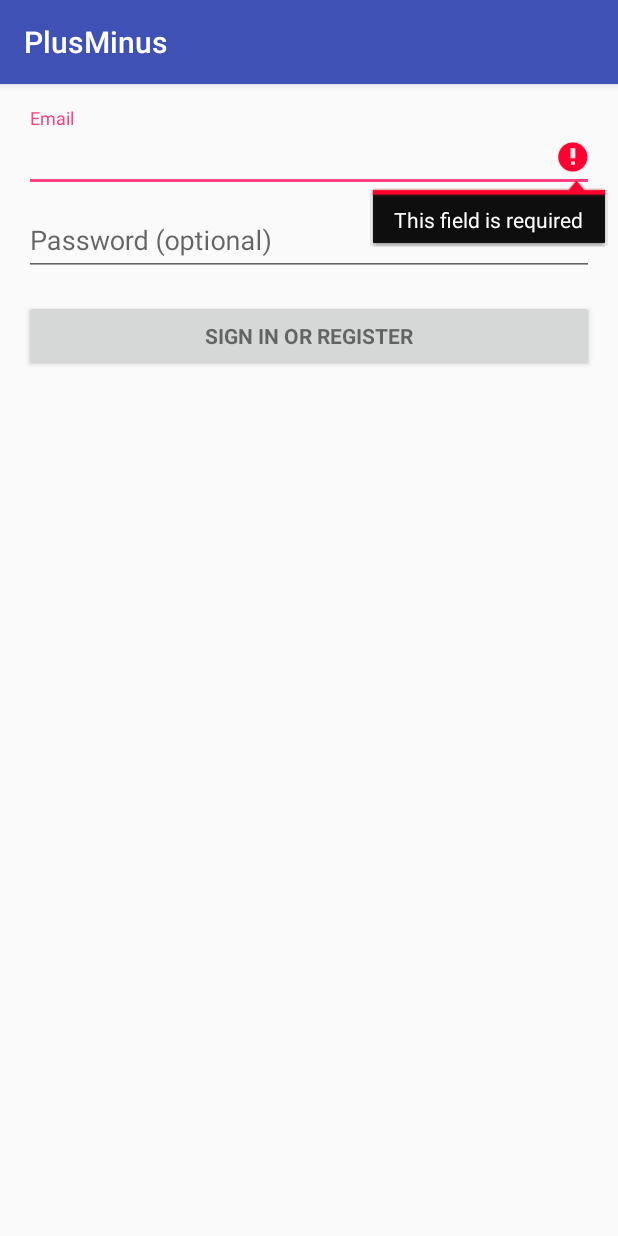
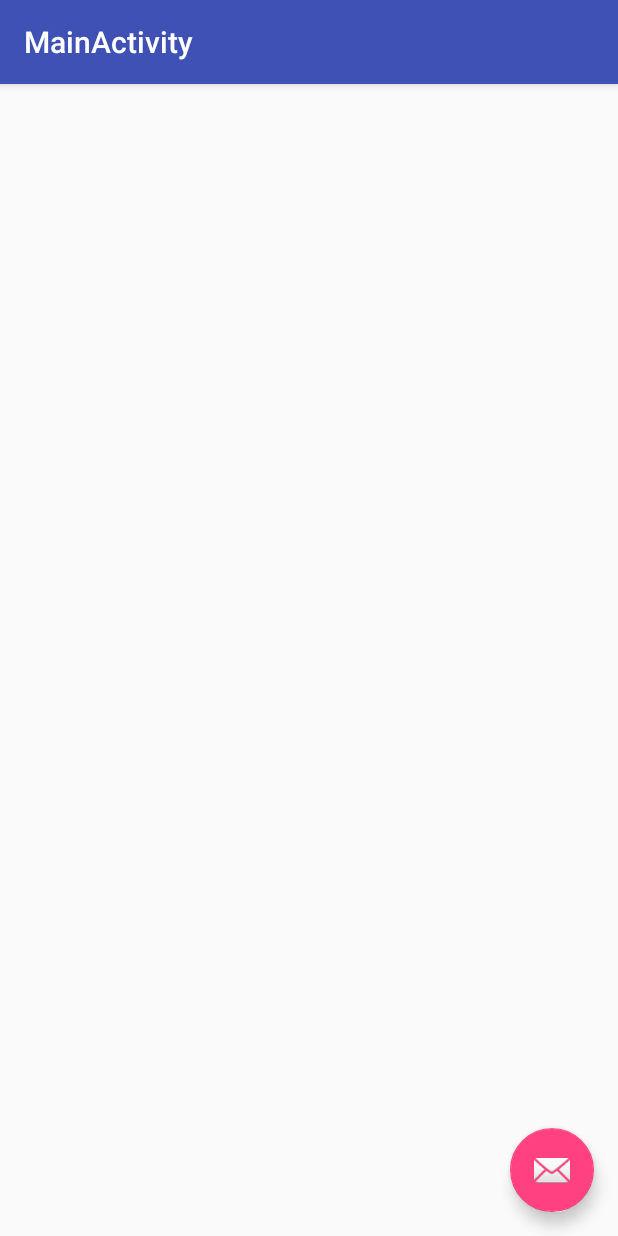
Before and after one commit to MichelM279/PlusMinus, an Android app: the screen it shows after launch (LoginActivity before the commit, MainActivity after it), after a tap on "SIGN IN OR REGISTER", on a phone screen of 412 x 824 dp. Run offline under Robolectric (Android 15) with nearby library versions, the phone set to English and light mode, and no system bars; 2 statements that could not run were skipped.

Commit message:
Added Main Activity. Pseudo-connected after login.

```diff
--- a/app/src/main/AndroidManifest.xml
+++ b/app/src/main/AndroidManifest.xml
@@ -22,6 +22,10 @@
                 <category android:name="android.intent.category.LAUNCHER" />
             </intent-filter>
         </activity>
+        <activity
+            android:name=".MainActivity"
+            android:label="@string/title_activity_main"
+            android:theme="@style/AppTheme.NoActionBar"></activity>
     </application>
 
 </manifest>
--- a/app/src/main/java/localhost/mmangold/plusminus/LoginActivity.java
+++ b/app/src/main/java/localhost/mmangold/plusminus/LoginActivity.java
@@ -148,7 +148,6 @@
         if (mAuthTask != null) {
             return;
         }
-        /*
         // TODO Delete dummy login when actually implementing
         else {
             // Start new activity
@@ -156,8 +155,8 @@
             startActivity(intent);
             return;
         }
-        */
 
+        /*
         // Reset errors.
         mEmailView.setError(null);
         mPasswordView.setError(null);
@@ -198,6 +197,7 @@
             mAuthTask = new UserLoginTask(email, password);
             mAuthTask.execute((Void) null);
         }
+        */
     }
 
     private boolean isEmailValid(String email) {
--- /dev/null
+++ b/app/src/main/java/localhost/mmangold/plusminus/MainActivity.java
@@ -0,0 +1,29 @@
+package localhost.mmangold.plusminus;
+
+import android.os.Bundle;
+import android.support.design.widget.FloatingActionButton;
+import android.support.design.widget.Snackbar;
+import android.support.v7.app.AppCompatActivity;
+import android.support.v7.widget.Toolbar;
+import android.view.View;
+
+public class MainActivity extends AppCompatActivity {
+
+    @Override
+    protected void onCreate(Bundle savedInstanceState) {
+        super.onCreate(savedInstanceState);
+        setContentView(R.layout.activity_main);
+        Toolbar toolbar = (Toolbar) findViewById(R.id.toolbar);
+        setSupportActionBar(toolbar);
+
+        FloatingActionButton fab = (FloatingActionButton) findViewById(R.id.fab);
+        fab.setOnClickListener(new View.OnClickListener() {
+            @Override
+            public void onClick(View view) {
+                Snackbar.make(view, "Replace with your own action", Snackbar.LENGTH_LONG)
+                        .setAction("Action", null).show();
+            }
+        });
+    }
+
+}
--- a/app/src/main/res/layout/activity_login.xml
+++ b/app/src/main/res/layout/activity_login.xml
@@ -1,4 +1,5 @@
-<LinearLayout xmlns:android="http://schemas.android.com/apk/res/android"
+<LinearLayout
+    xmlns:android="http://schemas.android.com/apk/res/android"
     xmlns:tools="http://schemas.android.com/tools"
     android:layout_width="match_parent"
     android:layout_height="match_parent"
--- /dev/null
+++ b/app/src/main/res/layout/activity_main.xml
@@ -0,0 +1,35 @@
+<?xml version="1.0" encoding="utf-8"?>
+<android.support.design.widget.CoordinatorLayout
+    xmlns:android="http://schemas.android.com/apk/res/android"
+    xmlns:app="http://schemas.android.com/apk/res-auto"
+    xmlns:tools="http://schemas.android.com/tools"
+    android:layout_width="match_parent"
+    android:layout_height="match_parent"
+    android:fitsSystemWindows="true"
+    tools:context="localhost.mmangold.plusminus.MainActivity">
+
+    <android.support.design.widget.AppBarLayout
+        android:layout_width="match_parent"
+        android:layout_height="wrap_content"
+        android:theme="@style/AppTheme.AppBarOverlay">
+
+        <android.support.v7.widget.Toolbar
+            android:id="@+id/toolbar"
+            android:layout_width="match_parent"
+            android:layout_height="?attr/actionBarSize"
+            android:background="?attr/colorPrimary"
+            app:popupTheme="@style/AppTheme.PopupOverlay" />
+
+    </android.support.design.widget.AppBarLayout>
+
+    <include layout="@layout/content_main" />
+
+    <android.support.design.widget.FloatingActionButton
+        android:id="@+id/fab"
+        android:layout_width="wrap_content"
+        android:layout_height="wrap_content"
+        android:layout_gravity="bottom|end"
+        android:layout_margin="@dimen/fab_margin"
+        android:src="@android:drawable/ic_dialog_email" />
+
+</android.support.design.widget.CoordinatorLayout>
--- /dev/null
+++ b/app/src/main/res/layout/content_main.xml
@@ -0,0 +1,16 @@
+<?xml version="1.0" encoding="utf-8"?>
+<RelativeLayout
+    xmlns:android="http://schemas.android.com/apk/res/android"
+    xmlns:app="http://schemas.android.com/apk/res-auto"
+    xmlns:tools="http://schemas.android.com/tools"
+    android:layout_width="match_parent"
+    android:layout_height="match_parent"
+    android:paddingBottom="@dimen/activity_vertical_margin"
+    android:paddingLeft="@dimen/activity_horizontal_margin"
+    android:paddingRight="@dimen/activity_horizontal_margin"
+    android:paddingTop="@dimen/activity_vertical_margin"
+    app:layout_behavior="@string/appbar_scrolling_view_behavior"
+    tools:context="localhost.mmangold.plusminus.MainActivity"
+    tools:showIn="@layout/activity_main">
+
+</RelativeLayout>
--- /dev/null
+++ b/app/src/main/res/values-v21/styles.xml
@@ -0,0 +1,9 @@
+<resources>>
+
+    <style name="AppTheme.NoActionBar">
+        <item name="windowActionBar">false</item>
+        <item name="windowNoTitle">true</item>
+        <item name="android:windowDrawsSystemBarBackgrounds">true</item>
+        <item name="android:statusBarColor">@android:color/transparent</item>
+    </style>
+</resources>
--- /dev/null
+++ b/app/src/main/res/values-w820dp/dimens.xml
@@ -0,0 +1,6 @@
+<resources>
+    <!-- Example customization of dimensions originally defined in res/values/dimens.xml
+         (such as screen margins) for screens with more than 820dp of available width. This
+         would include 7" and 10" devices in landscape (~960dp and ~1280dp respectively). -->
+    <dimen name="activity_horizontal_margin">64dp</dimen>
+</resources>
--- a/app/src/main/res/values/dimens.xml
+++ b/app/src/main/res/values/dimens.xml
@@ -2,4 +2,5 @@
     <!-- Default screen margins, per the Android Design guidelines. -->
     <dimen name="activity_horizontal_margin">16dp</dimen>
     <dimen name="activity_vertical_margin">16dp</dimen>
+    <dimen name="fab_margin">16dp</dimen>
 </resources>
--- a/app/src/main/res/values/strings.xml
+++ b/app/src/main/res/values/strings.xml
@@ -13,4 +13,5 @@
     <string name="permission_rationale">"Contacts permissions are needed for providing email
         completions."
     </string>
+    <string name="title_activity_main">MainActivity</string>
 </resources>
--- a/app/src/main/res/values/styles.xml
+++ b/app/src/main/res/values/styles.xml
@@ -8,4 +8,13 @@
         <item name="colorAccent">@color/colorAccent</item>
     </style>
 
+    <style name="AppTheme.NoActionBar">
+        <item name="windowActionBar">false</item>
+        <item name="windowNoTitle">true</item>
+    </style>
+
+    <style name="AppTheme.AppBarOverlay" parent="ThemeOverlay.AppCompat.Dark.ActionBar" />
+
+    <style name="AppTheme.PopupOverlay" parent="ThemeOverlay.AppCompat.Light" />
+
 </resources>
```
